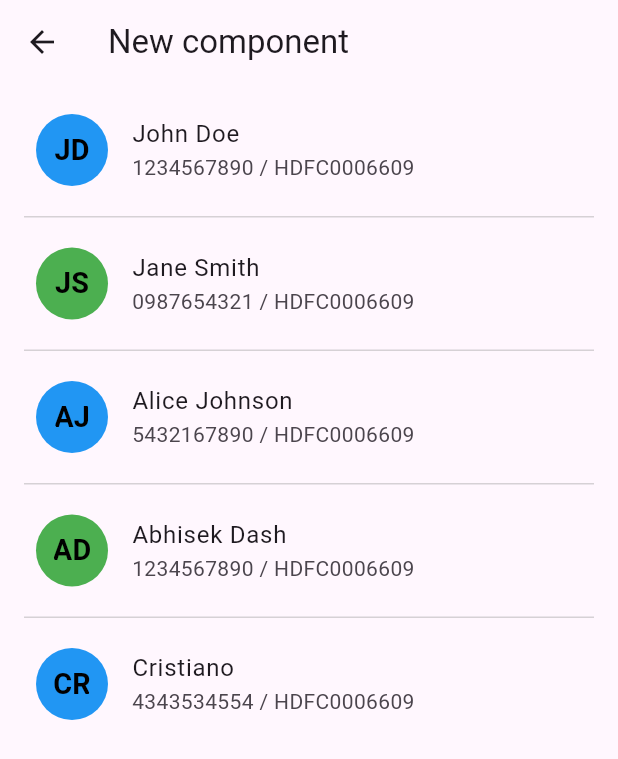
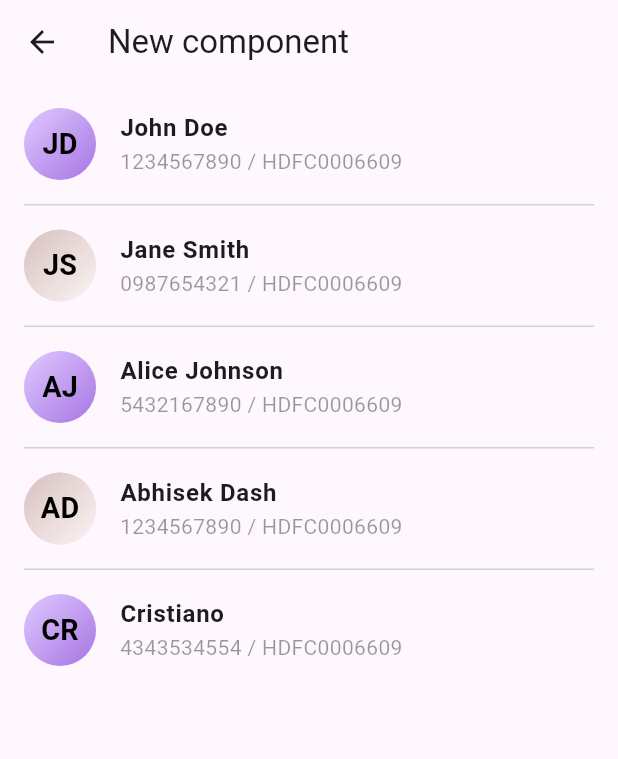
Before and after one commit to Abhisek-07/melos_project, a Flutter app: the BankUserComponent screen opened directly, on a phone screen of 412 x 824 dp. Shown: the top 759 px of the screen. Run offline on Flutter 3.47's test engine with Material 2 defaults, Android fonts, the light colour scheme and no system bars.

Commit message:
updated, only minor things left , pending: search clear feature

```diff
--- a/apps/component_example/lib/screens/all_payment_options.dart
+++ b/apps/component_example/lib/screens/all_payment_options.dart
@@ -124,6 +124,8 @@ class _AllOptionsState extends State<AllOptions> {
                     networkUrl: option.icon,
                   ),
                   showTrailing: true,
+                  titleTextStyle:
+                      const TextStyle(fontWeight: FontWeight.normal),
                 );
 
                 // return ListTile(
--- a/apps/component_example/lib/screens/user_list.dart
+++ b/apps/component_example/lib/screens/user_list.dart
@@ -82,10 +82,12 @@ class _UserListState extends State<UserList> {
                 onTap: () {
                   selectedOption(index);
                 },
+                contentPadding:
+                    const EdgeInsets.symmetric(horizontal: 16, vertical: 4),
                 leadingIcon: CircularNameIcon(
-                  // size: 'low',
+                  index: index,
                   name: user.name,
-                  backgroundColor: index % 2 == 0 ? Colors.blue : Colors.green,
+                  // size: CircularNameIconSize.high,
                 ),
                 // showTrailing: true,
                 // showLeading: false,
--- a/packages/components/lib/src/widgets_bank_user_component/circular_name_icon.dart
+++ b/packages/components/lib/src/widgets_bank_user_component/circular_name_icon.dart
@@ -3,16 +3,29 @@ import 'package:flutter/material.dart';
 enum CircularNameIconSize { low, medium, high }
 
 class CircularNameIcon extends StatelessWidget {
-  const CircularNameIcon({
+  CircularNameIcon({
     super.key,
     required this.name,
     this.size = CircularNameIconSize.medium,
-    required this.backgroundColor,
+    this.index,
+    // required this.backgroundColor,
   });
 
   final String name;
   final CircularNameIconSize size;
-  final Color backgroundColor;
+  final int? index;
+  // final Color backgroundColor;
+
+  final List<List<Color>> gradientColors = [
+    [
+      const Color.fromARGB(255, 225, 201, 255),
+      const Color.fromARGB(255, 165, 117, 227)
+    ],
+    [
+      const Color.fromARGB(255, 215, 193, 190),
+      const Color.fromARGB(255, 251, 244, 243)
+    ],
+  ];
 
   double _getSizeValue() {
     switch (size) {
@@ -47,9 +60,26 @@ class CircularNameIcon extends StatelessWidget {
     final double radius = _getSizeValue() / 2;
 
     return CircleAvatar(
-      backgroundColor: backgroundColor,
+      // backgroundColor: backgroundColor,
       radius: radius,
-      child: ClipOval(
+      child: Container(
+        width: radius * 2,
+        height: radius * 2,
+        decoration: BoxDecoration(
+          shape: BoxShape.circle,
+          gradient: index != null && index! % 2 != 0
+              ? LinearGradient(
+                  colors: gradientColors[1],
+                  begin: Alignment.topLeft,
+                  end: Alignment.bottomRight,
+                )
+              : LinearGradient(
+                  colors: gradientColors[0],
+                  begin: Alignment.topLeft,
+                  end: Alignment.bottomRight,
+                ),
+        ),
+        child: Center(
           child: Text(
             _getInitials(),
             style: TextStyle(
@@ -59,6 +89,7 @@ class CircularNameIcon extends StatelessWidget {
             ),
           ),
         ),
+      ),
     );
   }
 }
--- a/packages/components/lib/src/widgets_bank_user_component/custom_list_tile.dart
+++ b/packages/components/lib/src/widgets_bank_user_component/custom_list_tile.dart
@@ -16,6 +16,13 @@ class CustomListTile extends StatelessWidget {
     this.showTrailing = false,
     this.showLeading = true,
     required this.leadingIcon,
+    this.contentPadding = const EdgeInsets.fromLTRB(24, 8, 24, 8),
+    this.showBorder = false,
+    this.borderColor = Colors.grey,
+    this.borderWidth = 1,
+    this.borderRadius = 8,
+    this.titleTextStyle,
+    this.subtitleTextStyle,
   });
 
   final String title;
@@ -27,11 +34,28 @@ class CustomListTile extends StatelessWidget {
   final bool showTrailing;
   final bool showLeading;
   final Widget leadingIcon;
+  final EdgeInsetsGeometry contentPadding;
+  final bool showBorder;
+  final Color borderColor;
+  final double borderWidth;
+  final double borderRadius;
+  final TextStyle? titleTextStyle;
+  final TextStyle? subtitleTextStyle;
 
   @override
   Widget build(BuildContext context) {
-    return ListTile(
-      contentPadding: const EdgeInsets.fromLTRB(24, 8, 24, 8),
+    return Container(
+      decoration: showBorder
+          ? BoxDecoration(
+              border: Border.all(
+                color: borderColor,
+                width: borderWidth,
+              ),
+              borderRadius: BorderRadius.circular(borderRadius),
+            )
+          : null,
+      child: ListTile(
+        contentPadding: contentPadding,
 
         // tileColor:
         //     isSelected ? Theme.of(context).colorScheme.secondaryContainer : null,
@@ -39,12 +63,22 @@ class CustomListTile extends StatelessWidget {
         // Icon Component
         leading: showLeading ? leadingIcon : null,
         // Text Component
-      title: Text(title),
+        title: Text(
+          title,
+          style: titleTextStyle ?? const TextStyle(fontWeight: FontWeight.bold),
+        ),
         // subtitle component
-      subtitle: subtitle != null ? Text(subtitle!) : null,
+        subtitle: subtitle != null
+            ? Text(
+                subtitle!,
+                style: subtitleTextStyle ??
+                    const TextStyle(color: Color.fromARGB(101, 0, 0, 0)),
+              )
+            : null,
         // Radio button component
         trailing:
             showTrailing ? CircularSelectButton(isSelected: isSelected) : null,
+      ),
     );
   }
 }
```
Also changed, not shown: apps/component_example/lib/screens/bank_transfer_screen.dart (+44 -7 lines), apps/component_example/lib/screens/preview_screen.dart (added, +19 -0 lines), packages/components/lib/src/widgets_bank_user_component/bank_transfer_component.dart (+5 -4 lines). Lines whose indentation alone changed are shown as unchanged.
